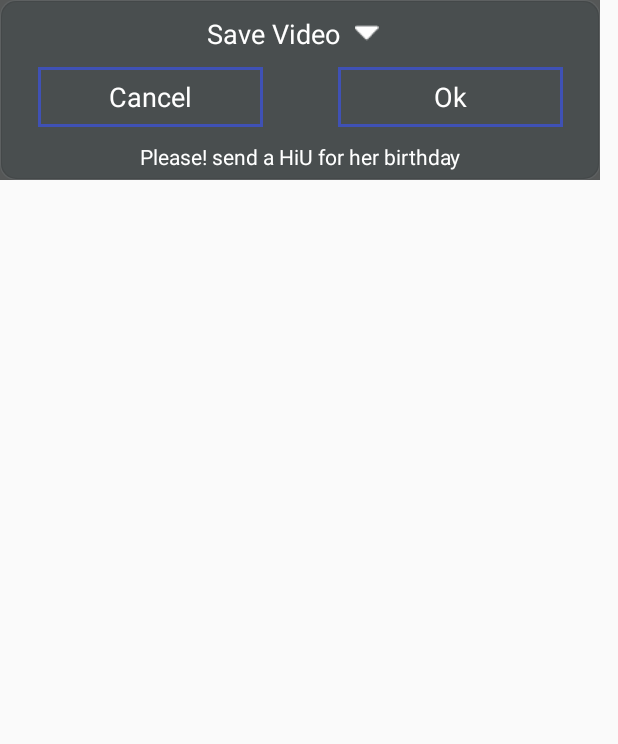
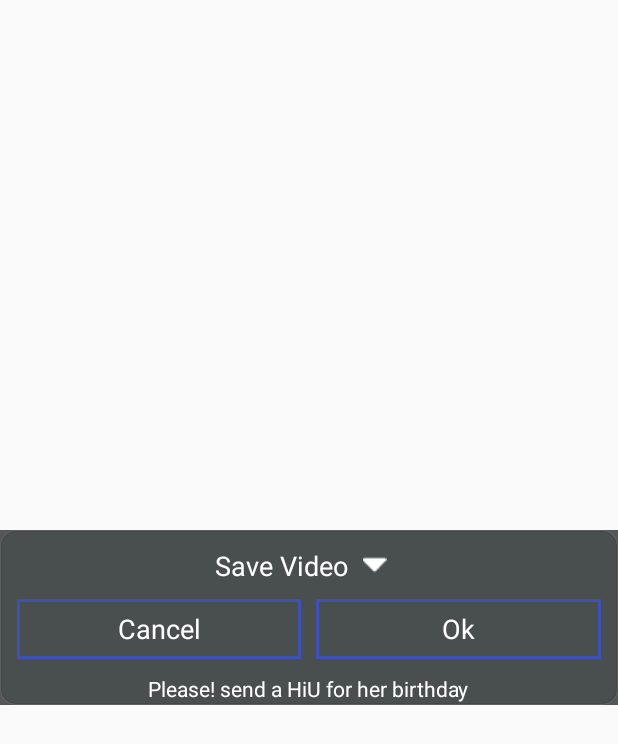
Before and after one commit to HiU-latam/android-artist, an Android app: the layout video_save_confirmation_dialog.xml on its own in the app's theme, with its tools: preview values and no code run, on a phone screen of 412 x 824 dp. Shown: the top 744 px of the screen. Run offline under Robolectric (Android 15) with nearby library versions, the phone set to English and light mode, and no system bars; plain views replace CustomButton, CustomTextView.

Commit message:
Suggested changes

```diff
--- a/app/src/main/res/layout/video_save_confirmation_dialog.xml
+++ b/app/src/main/res/layout/video_save_confirmation_dialog.xml
@@ -1,17 +1,18 @@
 <?xml version="1.0" encoding="utf-8"?>
-<android.support.constraint.ConstraintLayout
+<FrameLayout
     xmlns:android="http://schemas.android.com/apk/res/android"
-    xmlns:tools="http://schemas.android.com/tools"
-    xmlns:app="http://schemas.android.com/apk/res-auto"
+    android:layout_width="match_parent"
+    android:layout_height="match_parent"
+    android:background="@android:color/transparent">
+
+    <LinearLayout
+        android:id="@+id/viewVideoConfirmation"
         android:layout_width="match_parent"
         android:layout_height="wrap_content"
-    android:background="@null">
-
-    <View
-        android:id="@+id/viewVideoConfirmation"
-        android:layout_width="@dimen/dialog_width"
-        android:layout_height="@dimen/dialog_height"
-        android:background="@drawable/video_save_confirmation_bg"></View>
+        android:background="@drawable/video_save_confirmation_bg"
+        android:layout_gravity="center_vertical"
+        android:minWidth="@dimen/huge_extra_large_padding"
+        android:orientation="vertical">
 
 
 
@@ -24,22 +25,31 @@
         android:drawableRight="@drawable/ic_down_arrow_white"
         android:paddingRight="@dimen/regular_padding"
         android:drawablePadding="@dimen/regular_padding"
-        app:layout_constraintLeft_toLeftOf="@+id/viewVideoConfirmation"
-        app:layout_constraintRight_toRightOf="@+id/viewVideoConfirmation"
-        app:layout_constraintTop_toTopOf="@+id/viewVideoConfirmation"
-        android:layout_marginTop="@dimen/regular_padding"/>
+        android:layout_marginTop="@dimen/regular_padding"
+        android:layout_gravity="center"
+        />
 
+    <RelativeLayout
+        android:layout_width="match_parent"
+        android:layout_height="wrap_content"
+        android:id="@+id/layoutButton"
+        android:layout_marginTop="@dimen/regular_padding">
         <com.an.customfontview.CustomButton
             android:id="@+id/customButtonCancel"
             android:layout_width="wrap_content"
             android:layout_height="wrap_content"
             android:text="@string/cancel"
             style="@style/buttonRegular.border"
-        app:layout_constraintTop_toBottomOf="@+id/customTextViewTitle"
-        app:layout_constraintLeft_toLeftOf="@+id/viewVideoConfirmation"
-        app:layout_constraintRight_toRightOf="@+id/viewVideoConfirmation"
-        app:layout_constraintHorizontal_bias="0.1"
-        android:layout_marginTop="@dimen/regular_padding"/>
+            android:layout_marginLeft="@dimen/regular_padding"
+            android:layout_alignParentLeft="true"
+            android:minWidth="@dimen/extra_large_padding"
+            android:layout_toLeftOf="@+id/viewCenter"/>
+
+        <View
+            android:layout_width="@dimen/regular_padding"
+            android:layout_height="@dimen/regular_padding"
+            android:id="@+id/viewCenter"
+            android:layout_centerHorizontal="true"></View>
 
         <com.an.customfontview.CustomButton
             android:id="@+id/customButtonOK"
@@ -47,11 +57,11 @@
             android:layout_height="wrap_content"
             android:text="@string/ok"
             style="@style/buttonRegular.border"
-        app:layout_constraintTop_toBottomOf="@+id/customTextViewTitle"
-        app:layout_constraintLeft_toLeftOf="@+id/viewVideoConfirmation"
-        app:layout_constraintRight_toRightOf="@+id/viewVideoConfirmation"
-        app:layout_constraintHorizontal_bias="0.9"
-        android:layout_marginTop="@dimen/regular_padding"/>
+            android:layout_marginRight="@dimen/regular_padding"
+            android:layout_alignParentRight="true"
+            android:minWidth="@dimen/extra_large_padding"
+            android:layout_toRightOf="@+id/viewCenter"/>
+    </RelativeLayout>
 
     <com.an.customfontview.CustomTextView
         android:id="@+id/customTextViewNote"
@@ -59,13 +69,11 @@
         android:layout_height="wrap_content"
         android:text="@string/save_confirmation_note"
         style="@style/smallFont.white"
-        app:layout_constraintLeft_toLeftOf="@+id/viewVideoConfirmation"
-        app:layout_constraintRight_toRightOf="@+id/viewVideoConfirmation"
-        app:layout_constraintTop_toBottomOf="@+id/customButtonOK"
-        android:layout_marginTop="@dimen/regular_padding"/>
+        android:layout_marginTop="@dimen/regular_padding"
+        android:layout_gravity="center"/>
 
 
+    </LinearLayout>
 
 
-
-</android.support.constraint.ConstraintLayout>
+</FrameLayout>
--- a/app/src/main/res/values/dimens.xml
+++ b/app/src/main/res/values/dimens.xml
@@ -87,7 +87,7 @@
     <dimen name="button_width">150dp</dimen>
     <dimen name="button_height">40dp</dimen>
 
-    <dimen name="dialog_width">400dp</dimen>
+    <dimen name="dialog_width">300dp</dimen>
     <dimen name="dialog_height">120dp</dimen>
 
     <dimen name="menu_mask_width_height">100dp</dimen>
--- a/app/src/main/res/values/styles.xml
+++ b/app/src/main/res/values/styles.xml
@@ -168,5 +168,4 @@
     </style>
 
 
-
 </resources>
```
Also changed, not shown: app/src/main/java/com/hiulatam/hiu/hiuartist/VideoActivity.java (+2 -7 lines), app/src/main/java/com/hiulatam/hiu/hiuartist/dialog/VideoSaveConfirmationDialogFragment.java (+40 -2 lines). Lines whose indentation alone changed are shown as unchanged.
